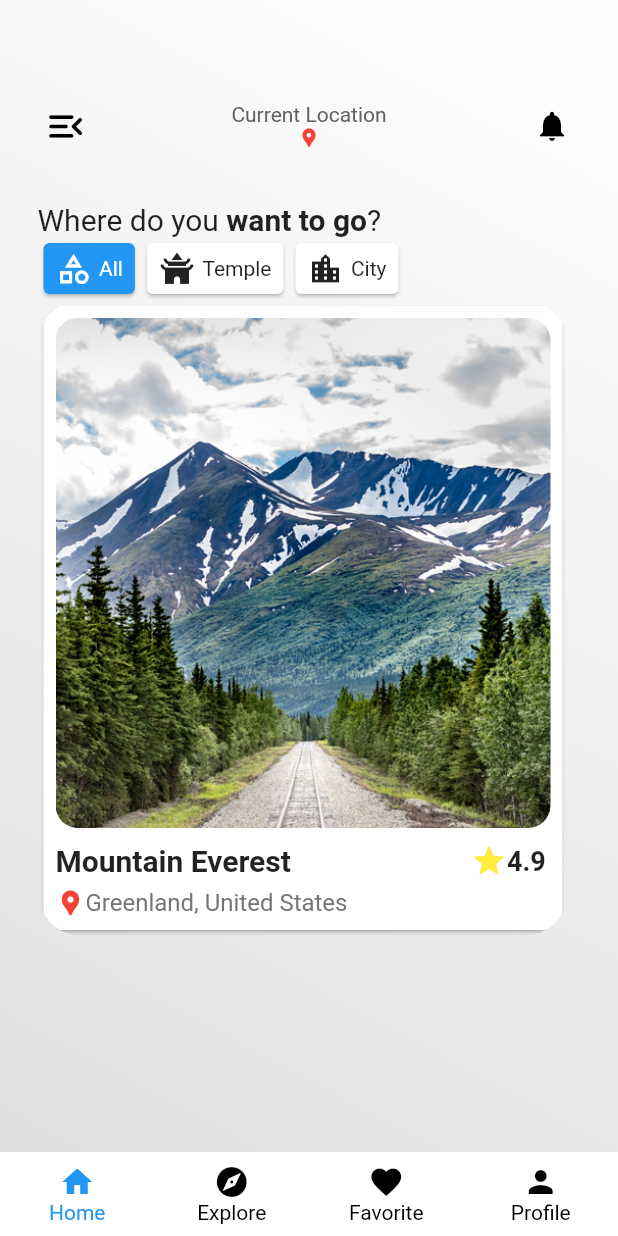
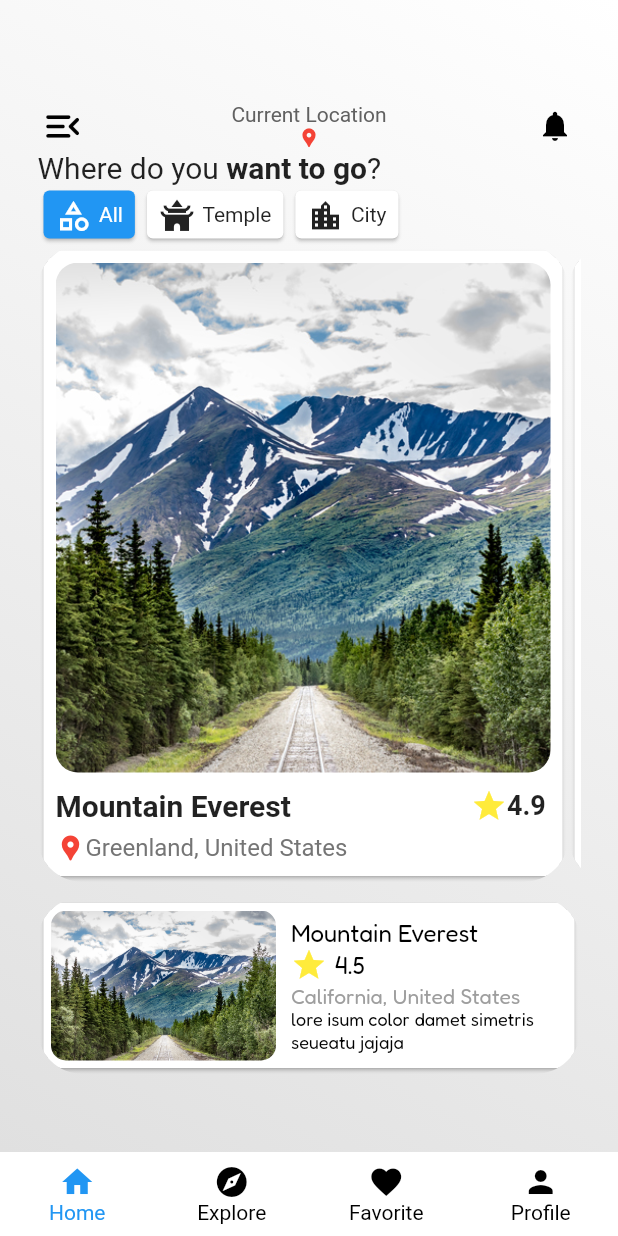
Before and after one commit to nerufuyo/packerin, a Flutter app: the screen it shows after launch, after a tap on "All", on a phone screen of 412 x 824 dp. Run offline on Flutter 3.47's test engine with Material 2 defaults, Android fonts, the light colour scheme and no system bars; our stand-ins replace font_awesome_flutter, geocoding, geolocator, google_fonts.

Commit message:
fix minor layout

```diff
--- a/lib/presentation/pages/packerin_explore_page.dart
+++ b/lib/presentation/pages/packerin_explore_page.dart
@@ -26,22 +26,30 @@ class _PackerinExplorePageState extends State {
           crossAxisAlignment: CrossAxisAlignment.start,
           children: [
             const HeaderWidget(),
-            Padding(
-              padding: const EdgeInsets.symmetric(vertical: 10, horizontal: 20),
+            const Padding(
+              padding: EdgeInsets.symmetric(horizontal: 25, vertical: 10),
               child: Text(
-                'Search Destination',
-                style: titleText,
+                'Explore Destination',
+                style: TextStyle(fontSize: 20, fontWeight: FontWeight.bold),
               ),
             ),
-            Padding(
-              padding: const EdgeInsets.only(left: 25, right: 25),
-              child: Column(
-                children: const [
-                  PackerinCardWidget(),
-                  PackerinCardWidget(),
-                  PackerinCardWidget()
-                ],
-              ),
+            SizedBox(
+              height: 525,
+              child: Padding(
+                  padding: const EdgeInsets.symmetric(horizontal: 25),
+                  child: ListView(
+                    scrollDirection: Axis.vertical,
+                    padding: EdgeInsets.zero,
+                    shrinkWrap: true,
+                    children: const [
+                      PackerinCardWidget(),
+                      PackerinCardWidget(),
+                      PackerinCardWidget(),
+                      PackerinCardWidget(),
+                      PackerinCardWidget(),
+                      PackerinCardWidget()
+                    ],
+                  )),
             ),
             const PackerinSearchWidget()
           ],
--- a/lib/presentation/pages/packerin_favorite_page.dart
+++ b/lib/presentation/pages/packerin_favorite_page.dart
@@ -25,19 +25,31 @@ class _PackerinFavoritePageState extends State {
           crossAxisAlignment: CrossAxisAlignment.start,
           children: [
             const HeaderWidget(),
-            Padding(
-              padding: const EdgeInsets.symmetric(vertical: 10, horizontal: 20),
+            const Padding(
+              padding: EdgeInsets.symmetric(horizontal: 25, vertical: 10),
               child: Text(
                 'Favorite Destination',
-                style: titleText,
+                style: TextStyle(fontSize: 20, fontWeight: FontWeight.bold),
               ),
             ),
-            Padding(
-              padding: const EdgeInsets.only(left: 25, right: 25),
-              child: Column(
-                children: const [
-                  PackerinCardWidget(),
-                ],
+            Expanded(
+              child: SizedBox(
+                height: 700,
+                child: Padding(
+                    padding: const EdgeInsets.symmetric(horizontal: 25),
+                    child: ListView(
+                      scrollDirection: Axis.vertical,
+                      padding: EdgeInsets.zero,
+                      shrinkWrap: true,
+                      children: const [
+                        PackerinCardWidget(),
+                        PackerinCardWidget(),
+                        PackerinCardWidget(),
+                        PackerinCardWidget(),
+                        PackerinCardWidget(),
+                        PackerinCardWidget()
+                      ],
+                    )),
               ),
             ),
           ],
--- a/lib/presentation/pages/packerin_main_page.dart
+++ b/lib/presentation/pages/packerin_main_page.dart
@@ -1,4 +1,7 @@
 import 'package:flutter/material.dart';
+import 'package:packerin/presentation/widgets/packerin_card_widget.dart';
+import 'package:packerin/presentation/widgets/packerin_content_widget.dart';
+import 'package:packerin/presentation/widgets/packerin_filter_widget.dart';
 import 'package:packerin/presentation/widgets/packerin_header_widget.dart';
 
 class PackerinMainPage extends StatefulWidget {
@@ -25,12 +28,14 @@ class _PackerinMainPageState extends State {
                 end: Alignment.bottomLeft,
                 colors: [Colors.white, Colors.grey.shade300])),
         child: Column(
-          crossAxisAlignment: CrossAxisAlignment.start,
           children: [
             const HeaderWidget(),
-            Padding(
-              padding: const EdgeInsets.only(left: 25, right: 25),
-              child: Column(
+            Expanded(
+              child: Padding(
+                padding: const EdgeInsets.symmetric(horizontal: 25),
+                child: ListView(
+                  scrollDirection: Axis.vertical,
+                  shrinkWrap: true,
                   children: [
                     Row(
                       children: const [
@@ -41,33 +46,13 @@ class _PackerinMainPageState extends State {
                         Text('?', style: TextStyle(fontSize: 20)),
                       ],
                     ),
-                  Row(
+                    SizedBox(
+                      height: 40,
+                      child: ListView(
+                        scrollDirection: Axis.horizontal,
+                        shrinkWrap: true,
                         children: [
-                      InkWell(
-                        onTap: () {},
-                        child: Card(
-                            color: Colors.blue,
-                            child: Padding(
-                              padding: const EdgeInsets.symmetric(
-                                  horizontal: 8, vertical: 5),
-                              child: Container(
-                                  decoration: BoxDecoration(
-                                      borderRadius: BorderRadius.circular(20)),
-                                  child: Row(
-                                    children: [
-                                      const Icon(
-                                        Icons.category_outlined,
-                                        color: Colors.white,
-                                      ),
-                                      _spaceDivider(),
-                                      const Text(
-                                        'All',
-                                        style: TextStyle(color: Colors.white),
-                                      )
-                                    ],
-                                  )),
-                            )),
-                      ),
+                          const PackerinFilterWidget(),
                           InkWell(
                             onTap: () {},
                             child: Card(
@@ -83,8 +68,10 @@ class _PackerinMainPageState extends State {
                                       _spaceDivider(),
                                       const Text('Temple')
                                     ],
-                              )),
-                        )),
+                                  ),
+                                ),
+                              ),
+                            ),
                           ),
                           InkWell(
                             onTap: () {},
@@ -101,100 +88,45 @@ class _PackerinMainPageState extends State {
                                       _spaceDivider(),
                                       const Text('City')
                                     ],
-                              )),
-                        )),
-                      )
-                    ],
-                  ),
-                  Row(
-                    children: [
-                      ClipRRect(
-                        borderRadius: BorderRadius.circular(30),
-                        child: InkWell(
-                          onTap: () {},
-                          child: Card(
-                            child: Padding(
-                              padding: const EdgeInsets.symmetric(
-                                  horizontal: 8, vertical: 8),
-                              child: Stack(
-                                children: [
-                                  Column(
-                                    crossAxisAlignment:
-                                        CrossAxisAlignment.start,
-                                    children: [
-                                      ClipRRect(
-                                        borderRadius: BorderRadius.circular(15),
-                                        child: Image.asset(
-                                          'assets/mountains.jpg',
-                                          width: 330,
-                                          height: 340,
-                                          fit: BoxFit.cover,
-                                        ),
-                                      ),
-                                      const SizedBox(
-                                        height: 10,
-                                      ),
-                                      Row(
-                                        mainAxisAlignment:
-                                            MainAxisAlignment.spaceBetween,
-                                        crossAxisAlignment:
-                                            CrossAxisAlignment.center,
-                                        children: [
-                                          const Text(
-                                            'Mountain Everest',
-                                            style: TextStyle(
-                                                fontWeight: FontWeight.bold,
-                                                fontSize: 20),
-                                          ),
-                                          const SizedBox(
-                                            width: 120,
-                                          ),
-                                          Row(
-                                            children: const [
-                                              Icon(
-                                                Icons.star,
-                                                color: Colors.yellow,
-                                              ),
-                                              Text(
-                                                '4.9',
-                                                style: TextStyle(
-                                                    fontWeight: FontWeight.bold,
-                                                    fontSize: 18),
-                                              )
-                                            ],
-                                          )
-                                        ],
-                                      ),
-                                      const SizedBox(
-                                        height: 6,
-                                      ),
-                                      Row(
-                                        children: [
-                                          const Icon(
-                                            Icons.location_pin,
-                                            color: Colors.red,
-                                            size: 20,
-                                          ),
-                                          Text(
-                                            'Greenland, United States',
-                                            style: TextStyle(
-                                              color: Colors.grey.shade600,
-                                              fontSize: 16,
-                                            ),
-                                          )
-                                        ],
-                                      )
-                                    ],
-                                  )
-                                ],
                                   ),
                                 ),
                               ),
                             ),
                           )
                         ],
-                  )
+                      ),
+                    ),
+                    SizedBox(
+                      height: 425,
+                      child: ListView(
+                        scrollDirection: Axis.horizontal,
+                        shrinkWrap: true,
+                        children: const [
+                          PackerinContentWidget(),
+                          PackerinContentWidget(),
+                          PackerinContentWidget(),
+                          PackerinContentWidget(),
                         ],
+                      ),
+                    ),
+                    const SizedBox(
+                      height: 10,
+                    ),
+                    SizedBox(
+                      height: 120,
+                      child: ListView(
+                        scrollDirection: Axis.vertical,
+                        shrinkWrap: true,
+                        children: const [
+                          PackerinCardWidget(),
+                          PackerinCardWidget(),
+                          PackerinCardWidget(),
+                          PackerinCardWidget()
+                        ],
+                      ),
+                    ),
+                  ],
+                ),
               ),
             ),
           ],
--- a/lib/presentation/widgets/packerin_card_widget.dart
+++ b/lib/presentation/widgets/packerin_card_widget.dart
@@ -8,12 +8,13 @@ class PackerinCardWidget extends StatelessWidget {
 
   @override
   Widget build(BuildContext context) {
-    return Container(
-      margin: const EdgeInsets.symmetric(vertical: 5),
+    return ClipRRect(
+      borderRadius: BorderRadius.circular(30),
       child: InkWell(
-        borderRadius: BorderRadius.circular(20),
-        splashColor: Colors.grey,
-        highlightColor: Colors.blue,
+        onTap: () {},
+        child: Card(
+          child: Padding(
+            padding: const EdgeInsets.symmetric(horizontal: 5, vertical: 5),
             child: Row(
               children: [
                 ClipRRect(
@@ -65,6 +66,8 @@ class PackerinCardWidget extends StatelessWidget {
               ],
             ),
           ),
+        ),
+      ),
     );
   }
 }
--- /dev/null
+++ b/lib/presentation/widgets/packerin_content_widget.dart
@@ -0,0 +1,84 @@
+import 'package:flutter/material.dart';
+
+class PackerinContentWidget extends StatelessWidget {
+  const PackerinContentWidget({
+    Key? key,
+  }) : super(key: key);
+
+  @override
+  Widget build(BuildContext context) {
+    return ClipRRect(
+      borderRadius: BorderRadius.circular(30),
+      child: InkWell(
+        onTap: () {},
+        child: Card(
+          child: Padding(
+              padding: const EdgeInsets.symmetric(horizontal: 8, vertical: 8),
+              child: Column(
+                crossAxisAlignment: CrossAxisAlignment.start,
+                children: [
+                  ClipRRect(
+                    borderRadius: BorderRadius.circular(15),
+                    child: Image.asset(
+                      'assets/mountains.jpg',
+                      width: 330,
+                      height: 340,
+                      fit: BoxFit.cover,
+                    ),
+                  ),
+                  const SizedBox(
+                    height: 10,
+                  ),
+                  Row(
+                    mainAxisAlignment: MainAxisAlignment.spaceBetween,
+                    crossAxisAlignment: CrossAxisAlignment.center,
+                    children: [
+                      const Text(
+                        'Mountain Everest',
+                        style: TextStyle(
+                            fontWeight: FontWeight.bold, fontSize: 20),
+                      ),
+                      const SizedBox(
+                        width: 120,
+                      ),
+                      Row(
+                        children: const [
+                          Icon(
+                            Icons.star,
+                            color: Colors.yellow,
+                          ),
+                          Text(
+                            '4.9',
+                            style: TextStyle(
+                                fontWeight: FontWeight.bold, fontSize: 18),
+                          )
+                        ],
+                      )
+                    ],
+                  ),
+                  const SizedBox(
+                    height: 6,
+                  ),
+                  Row(
+                    children: [
+                      const Icon(
+                        Icons.location_pin,
+                        color: Colors.red,
+                        size: 20,
+                      ),
+                      Text(
+                        'Greenland, United States',
+                        style: TextStyle(
+                          color: Colors.grey.shade600,
+                          fontSize: 16,
+                        ),
+                      )
+                    ],
+                  )
+                ],
+              )),
+        ),
+      ),
+    );
+  }
+}
--- /dev/null
+++ b/lib/presentation/widgets/packerin_filter_widget.dart
@@ -0,0 +1,42 @@
+import 'package:flutter/material.dart';
+
+class PackerinFilterWidget extends StatelessWidget {
+  const PackerinFilterWidget({
+    Key? key,
+  }) : super(key: key);
+
+  @override
+  Widget build(BuildContext context) {
+    return InkWell(
+      onTap: () {},
+      child: Card(
+        color: Colors.blue,
+        child: Padding(
+          padding: const EdgeInsets.symmetric(horizontal: 8, vertical: 5),
+          child: Container(
+            decoration: BoxDecoration(borderRadius: BorderRadius.circular(20)),
+            child: Row(
+              children: [
+                const Icon(
+                  Icons.category_outlined,
+                  color: Colors.white,
+                ),
+                _spaceDivider(),
+                const Text(
+                  'All',
+                  style: TextStyle(color: Colors.white),
+                )
+              ],
+            ),
+          ),
+        ),
+      ),
+    );
+  }
+}
+
+SizedBox _spaceDivider() {
+  return const SizedBox(
+    width: 5,
+  );
+}
--- a/lib/presentation/widgets/packerin_header_widget.dart
+++ b/lib/presentation/widgets/packerin_header_widget.dart
@@ -57,7 +57,7 @@ class _HeaderWidgetState extends State<HeaderWidget> {
   @override
   Widget build(BuildContext context) {
     return SizedBox(
-      height: 135.0,
+      height: 100,
       child: Stack(
         children: [
           Positioned(
@@ -65,7 +65,7 @@ class _HeaderWidgetState extends State<HeaderWidget> {
             left: 0.0,
             right: 0.0,
             child: Container(
-              padding: const EdgeInsets.symmetric(horizontal: 20.0),
+              padding: const EdgeInsets.symmetric(horizontal: 18),
               child: Row(
                 mainAxisAlignment: MainAxisAlignment.spaceBetween,
                 children: [
```
Lines whose indentation alone changed are shown as unchanged.
